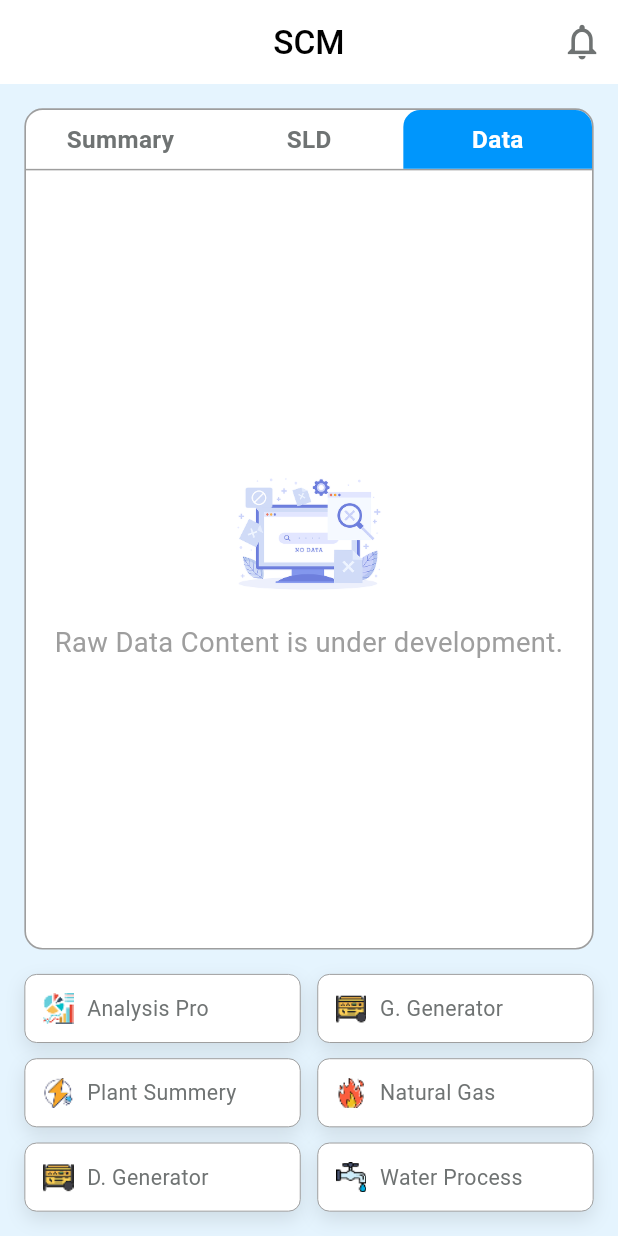
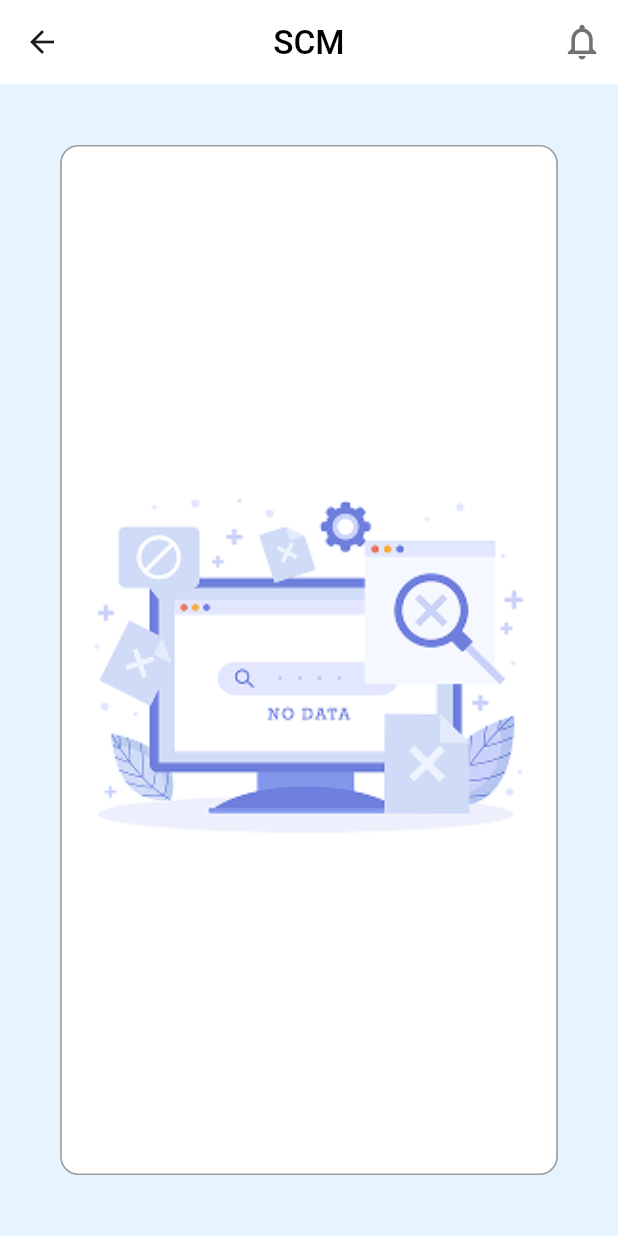
Before and after one commit to Sojib201/scube, a Flutter app: the DashboardScreen screen opened directly, after a tap on "SLD", after a tap on "Data", after a tap on "Analysis Pro", on a phone screen of 412 x 824 dp. Run offline on Flutter 3.47's test engine with Material 3 defaults, Android fonts, the phone set to English and light mode, and no system bars; our stand-ins replace equatable, fl_chart, flutter_bloc, flutter_screenutil.

Commit message:
empty dashboard

```diff
--- a/lib/features/dashboard/view/dashboard_screen.dart
+++ b/lib/features/dashboard/view/dashboard_screen.dart
@@ -71,7 +71,6 @@ class _DashboardScreenState extends State<DashboardScreen> {
               size: 28.sp,
             ),
             onPressed: () {
-              // Handle notifications
             },
           ),
         ],
@@ -90,7 +89,6 @@ class _DashboardScreenState extends State<DashboardScreen> {
                   ),
                   child: Column(
                     children: [
-                      // 2. Tab Bar Widget
                       TabBarWidget(
                         activeTab: _activeTab,
                         onTabChange: _setActiveTab,
@@ -128,7 +126,6 @@ class _DashboardScreenState extends State<DashboardScreen> {
                 ),
               ),
 
-              // 4. Shortcut Buttons Grid
               SizedBox(height: 16.h),
               const ShortcutButtonsGrid(),
             ],
--- /dev/null
+++ b/lib/features/dashboard/view/empty_dashboard.dart
@@ -0,0 +1,76 @@
+import 'package:flutter/material.dart';
+import 'package:flutter_screenutil/flutter_screenutil.dart';
+import '../../../core/constants/app_assets.dart';
+import '../../../core/constants/app_colors.dart';
+
+class EmptyDashboardScreen extends StatefulWidget {
+  const EmptyDashboardScreen({super.key});
+
+  @override
+  State<EmptyDashboardScreen> createState() => _DashboardScreenState();
+}
+
+class _DashboardScreenState extends State<EmptyDashboardScreen> {
+
+  @override
+  void initState() {
+    super.initState();
+
+  }
+
+  @override
+  Widget build(BuildContext context) {
+    return Scaffold(
+      backgroundColor: AppColors.lightGrey,
+      appBar: AppBar(
+        backgroundColor: AppColors.white,
+        title: Text(
+          'SCM',
+          style: TextStyle(
+            color: Colors.black,
+            fontSize: 22.sp,
+            fontWeight: FontWeight.w500,
+          ),
+        ),
+        centerTitle: true,
+        actions: [
+          IconButton(
+            icon: Icon(
+              Icons.notifications_none,
+              color: AppColors.darkGrey,
+              size: 28.sp,
+            ),
+            onPressed: () {
+            },
+          ),
+        ],
+      ), // 1. AppBar Widget
+      body: SafeArea(
+        child: Padding(
+          padding: EdgeInsets.symmetric(vertical: 40.h),
+          child: Center(
+            child: Column(
+              crossAxisAlignment: CrossAxisAlignment.center,
+              children: [
+                Expanded(
+                  child: Container(
+                    decoration: BoxDecoration(
+                      color: AppColors.white,
+                      border: Border.all(color: AppColors.grey, width: 1.w),
+                      borderRadius: BorderRadius.circular(12.r),
+                    ),
+                    child:  Image.asset(
+                      AppAssets.noData,
+                      width: 300.w,
+                      fit: BoxFit.contain,
+                    ),
+                  ),
+                ),
+              ],
+            ),
+          ),
+        ),
+      ),
+    );
+  }
+}
--- a/lib/features/dashboard/widgets/bloc_content_widget.dart
+++ b/lib/features/dashboard/widgets/bloc_content_widget.dart
@@ -21,10 +21,6 @@ class BlocContentWidget extends StatelessWidget {
   Widget build(BuildContext context) {
     return BlocBuilder<DashboardBloc, DashboardState>(
       builder: (context, state) {
-        // Mock data
-        // List<SourceItem> mockSources = [];
-        // double mockTodayTotal = 5530.0;
-
         if (state is DashboardLoading) {
           return Expanded(
             child: Padding(
@@ -52,9 +48,7 @@ class BlocContentWidget extends StatelessWidget {
           );
         }
 
-        // DashboardLoaded state or initial state with mock data
         return SummaryContent(
-          // Here you would pass actual state data instead of mock
           todayTotal: 5530.0,
           activeToggle: activeToggle,
           onToggleChange: onToggleChange,
--- a/lib/features/dashboard/widgets/shortcut_buttons_grid.dart
+++ b/lib/features/dashboard/widgets/shortcut_buttons_grid.dart
@@ -1,7 +1,9 @@
 import 'package:flutter/material.dart';
 import 'package:flutter_screenutil/flutter_screenutil.dart';
+import 'package:scub/features/dashboard/view/empty_dashboard.dart';
 import '../../../../core/constants/app_assets.dart';
 import '../../../../core/constants/app_colors.dart';
+import '../../details/view/details_view_screen.dart';
 
 class ShortcutButtonsGrid extends StatelessWidget {
   const ShortcutButtonsGrid({super.key});
@@ -29,6 +31,7 @@ class ShortcutButtonsGrid extends StatelessWidget {
       itemBuilder: (context, index) {
         final item = shortcuts[index];
         return _buildShortcutButton(
+          context,
           item['title'] as String,
           item['icon'] as String,
         );
@@ -36,7 +39,7 @@ class ShortcutButtonsGrid extends StatelessWidget {
     );
   }
 
-  Widget _buildShortcutButton(String title, String icon) {
+  Widget _buildShortcutButton(BuildContext context,String title, String icon) {
     return Container(
       padding: EdgeInsets.symmetric(horizontal: 10.w),
       decoration: BoxDecoration(
@@ -53,7 +56,12 @@ class ShortcutButtonsGrid extends StatelessWidget {
       ),
       child: InkWell(
         onTap: () {
-          // Placeholder functionality
+          Navigator.push(
+            context,
+            MaterialPageRoute(
+              builder: (context) => const EmptyDashboardScreen(),
+            ),
+          );
         },
         borderRadius: BorderRadius.circular(15.r),
         child: Row(
--- a/lib/features/dashboard/widgets/summary_content.dart
+++ b/lib/features/dashboard/widgets/summary_content.dart
@@ -39,7 +39,6 @@ class SummaryContent extends StatelessWidget {
       fit: FlexFit.loose,
       child: Column(
         children: [
-          // Fixed Header Section
           Column(
             children: [
               SizedBox(height: 5.h),
@@ -64,7 +63,6 @@ class SummaryContent extends StatelessWidget {
             ],
           ),
 
-          // Scrollable List Section
           Expanded(
             child: SingleChildScrollView(
               child: Column(
@@ -109,7 +107,6 @@ class SummaryContent extends StatelessWidget {
           status: item['status'],
           iconColor: item['iconColor'],
           badgeColor: item['badgeColor'],
-          // Navigate only if it's the 'Data View' item under the 'Source' toggle
           isNavigatable: activeToggle == 'Source' && item['title'] == 'Data View',
         ),
       );
```
